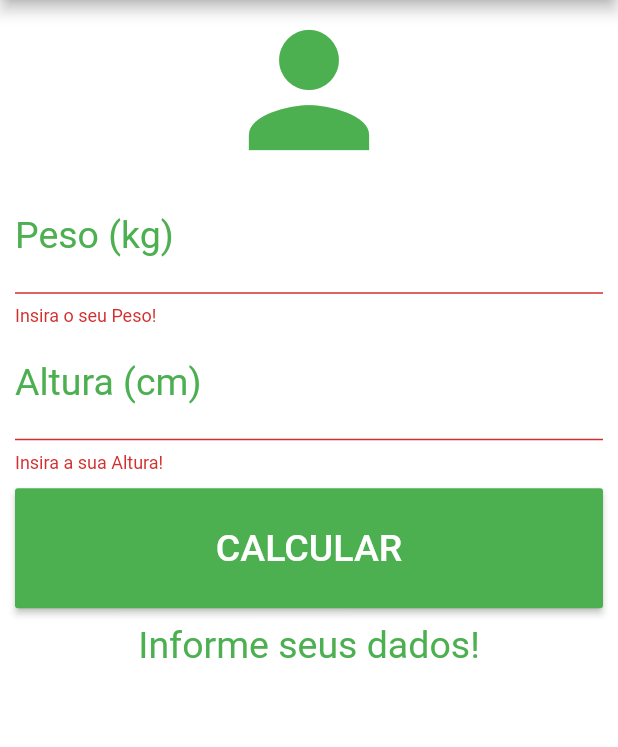
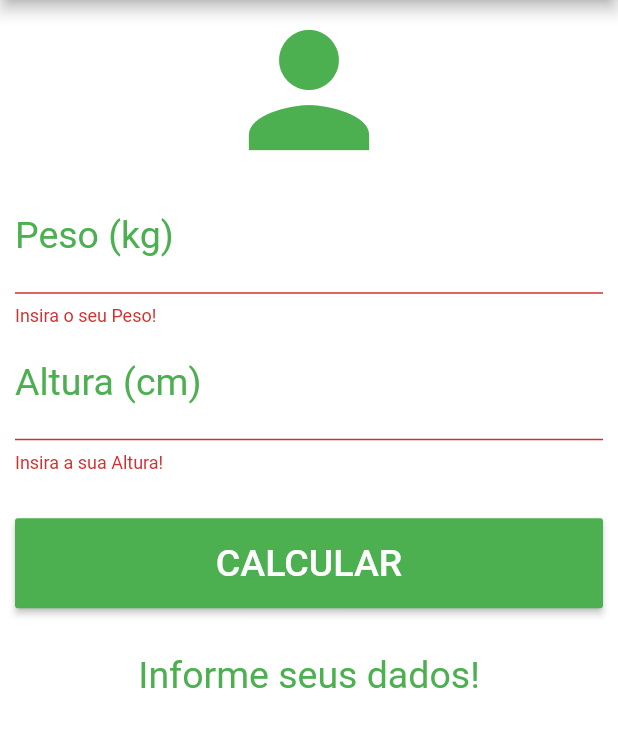
Before and after one commit to cvieirasp/calculo_imc_app, a Flutter app: the screen it shows after launch, after a tap on "CALCULAR", on a phone screen of 412 x 824 dp, the part 84-831 px from its top. Run offline on Flutter 3.47's test engine with Material 2 defaults, Android fonts, the phone set to English and light mode, and no system bars.

Commit message:
Atualização do App

```diff
--- a/lib/main.dart
+++ b/lib/main.dart
@@ -33,24 +33,26 @@ class _HomeState extends State<Home> {
     });
   }
 
-  void _calculate(){
+  void _calculate() {
     setState(() {
       double weight = double.parse(weightController.text);
       double height = double.parse(heightController.text)/100;
       double result = weight/(height*height);
 
-      if(result < 18.6) {
+      if(result < 17.0) {
+        _infoText = "Muito abaixo do Peso";
+      } else if(result >= 17.0 && result < 18.49) {
         _infoText = "Abaixo do Peso";
-      } else if(result >= 18.6 && result < 24.9) {
+      } else if(result >= 18.49 && result < 24.9) {
         _infoText = "Peso Ideal";
       } else if(result >= 24.9 && result < 29.9) {
         _infoText = "Levemente Acima do Peso";
       } else if(result >= 29.9 && result < 34.9) {
-        _infoText = "Obesidade GRau I";
+        _infoText = "Obesidade Grau I";
       } else if(result >= 34.9 && result < 39.9) {
-        _infoText = "Obesidade GRau II";
+        _infoText = "Obesidade Grau II";
       } else {
-        _infoText = "Obesidade GRau III";
+        _infoText = "Obesidade Grau III";
       }
 
       _imcInfo = "(${result.toStringAsPrecision(4)})";
@@ -92,7 +94,10 @@ class _HomeState extends State<Home> {
                 validator: (value) {
                   if(value.isEmpty) {
                     return "Insira o seu Peso!";
+                  } else if (double.tryParse(value) == null) {
+                    return "Insira um valor numérico correto!";
                   }
+                  return null;
                 },
               ),
               TextFormField(
@@ -107,17 +112,21 @@ class _HomeState extends State<Home> {
                 validator: (value) {
                   if(value.isEmpty) {
                     return "Insira a sua Altura!";
+                  } else if (double.tryParse(value) == null) {
+                    return "Insira um valor numérico correto!";
                   }
+                  return null;
                 },
               ),
               Padding(
-                padding: EdgeInsets.only(top: 10.0, bottom: 10.0),
+                padding: EdgeInsets.only(top: 30.0, bottom: 30.0),
                 child: Container(
-                  height: 80.0,
+                  height: 60.0,
                   child: RaisedButton(
                     onPressed: () {
                       if(_formKey.currentState.validate()) {
                         _calculate();
+                        FocusScope.of(context).requestFocus(new FocusNode());
                       }
                     },
                     child: Text(
--- a/pubspec.yaml
+++ b/pubspec.yaml
@@ -11,7 +11,7 @@ description: Aplicativo para Cálculo do Índice de Massa Corporal
 # In iOS, build-name is used as CFBundleShortVersionString while build-number used as CFBundleVersion.
 # Read more about iOS versioning at
 # https://developer.apple.com/library/archive/documentation/General/Reference/InfoPlistKeyReference/Articles/CoreFoundationKeys.html
-version: 1.0.0+1
+version: 1.0.1+1
 
 environment:
   sdk: ">=2.1.0 <3.0.0"
```
Also changed, not shown: capture_app.jpg (added), pubspec.lock, 3 other files.
